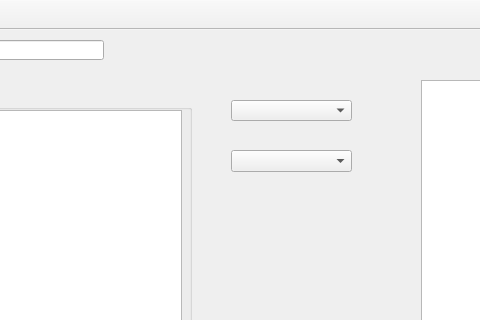
The window that mainwindow.ui (Yourp/UWOWDevelopHelper) describes before a commit, drawn with Qt 5; both pictures show x 259 to 739 and y 0 to 320 of the 977 by 755 pixel window.
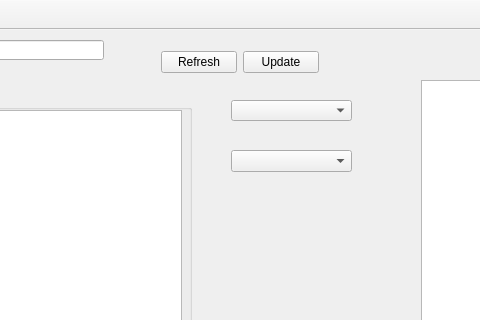
The same window after the commit. Icons and pictures are not drawn.

The edit to the form file:
```diff
--- a/mainwindow.ui
+++ b/mainwindow.ui
@@ -425,6 +425,32 @@
      <number>10</number>
     </property>
    </widget>
+   <widget class="QWidget" name="">
+    <property name="geometry">
+     <rect>
+      <x>420</x>
+      <y>20</y>
+      <width>158</width>
+      <height>25</height>
+     </rect>
+    </property>
+    <layout class="QHBoxLayout" name="horizontalLayout_2">
+     <item>
+      <widget class="QPushButton" name="Refresh">
+       <property name="text">
+        <string>Refresh</string>
+       </property>
+      </widget>
+     </item>
+     <item>
+      <widget class="QPushButton" name="Update">
+       <property name="text">
+        <string>Update</string>
+       </property>
+      </widget>
+     </item>
+    </layout>
+   </widget>
   </widget>
   <widget class="QStatusBar" name="statusbar"/>
   <widget class="QMenuBar" name="menuBar">
```
Left out of the diff: 9 changed lines with no effect on the pictures.
